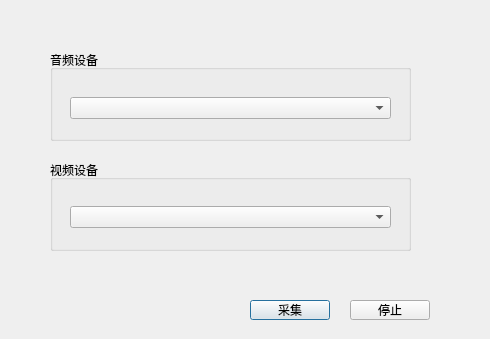
This is devices_dialog.ui in BrentHuang/rtmp_pusher as Qt 5 draws it before an edit. The edited form follows.
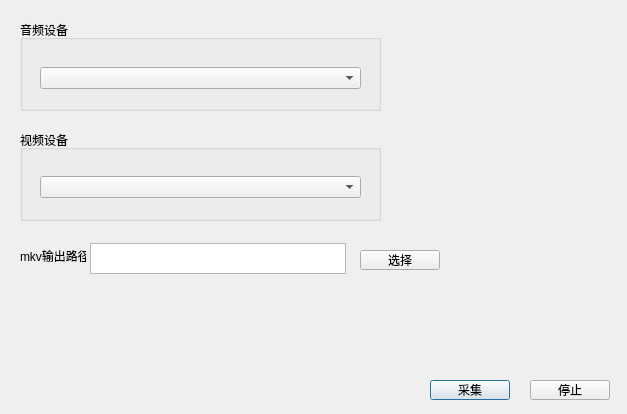
This is the edited form.

Patch:
```diff
--- a/devices_dialog.ui
+++ b/devices_dialog.ui
@@ -6,8 +6,8 @@
    <rect>
     <x>0</x>
     <y>0</y>
-    <width>490</width>
-    <height>339</height>
+    <width>627</width>
+    <height>414</height>
    </rect>
   </property>
   <property name="windowTitle">
@@ -16,8 +16,8 @@
   <widget class="QGroupBox" name="groupBox">
    <property name="geometry">
     <rect>
-     <x>50</x>
-     <y>50</y>
+     <x>20</x>
+     <y>20</y>
      <width>361</width>
      <height>91</height>
     </rect>
@@ -39,8 +39,8 @@
   <widget class="QGroupBox" name="groupBox_2">
    <property name="geometry">
     <rect>
-     <x>50</x>
-     <y>160</y>
+     <x>20</x>
+     <y>130</y>
      <width>361</width>
      <height>91</height>
     </rect>
@@ -62,8 +62,8 @@
   <widget class="QPushButton" name="pushButton_Start">
    <property name="geometry">
     <rect>
-     <x>250</x>
-     <y>300</y>
+     <x>430</x>
+     <y>380</y>
      <width>80</width>
      <height>20</height>
     </rect>
@@ -75,8 +75,8 @@
   <widget class="QPushButton" name="pushButton_Stop">
    <property name="geometry">
     <rect>
-     <x>350</x>
-     <y>300</y>
+     <x>530</x>
+     <y>380</y>
      <width>80</width>
      <height>20</height>
     </rect>
@@ -85,6 +85,42 @@
     <string>停止</string>
    </property>
   </widget>
+  <widget class="QLabel" name="label">
+   <property name="geometry">
+    <rect>
+     <x>20</x>
+     <y>250</y>
+     <width>66</width>
+     <height>12</height>
+    </rect>
+   </property>
+   <property name="text">
+    <string>mkv输出路径</string>
+   </property>
+  </widget>
+  <widget class="QTextBrowser" name="textBrowser_FilePath">
+   <property name="geometry">
+    <rect>
+     <x>90</x>
+     <y>243</y>
+     <width>256</width>
+     <height>31</height>
+    </rect>
+   </property>
+  </widget>
+  <widget class="QPushButton" name="pushButton_Dir">
+   <property name="geometry">
+    <rect>
+     <x>360</x>
+     <y>250</y>
+     <width>80</width>
+     <height>20</height>
+    </rect>
+   </property>
+   <property name="text">
+    <string>选择</string>
+   </property>
+  </widget>
  </widget>
  <resources/>
  <connections/>
```
